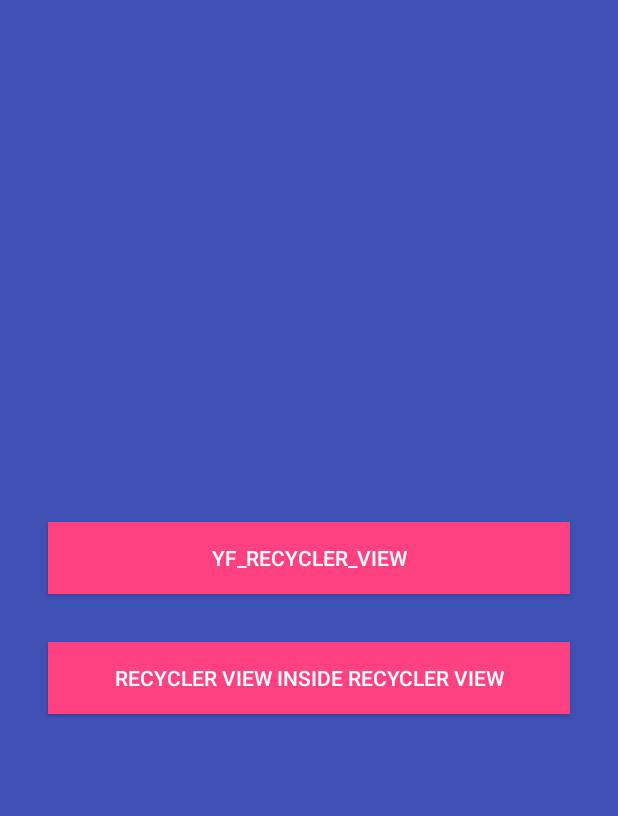
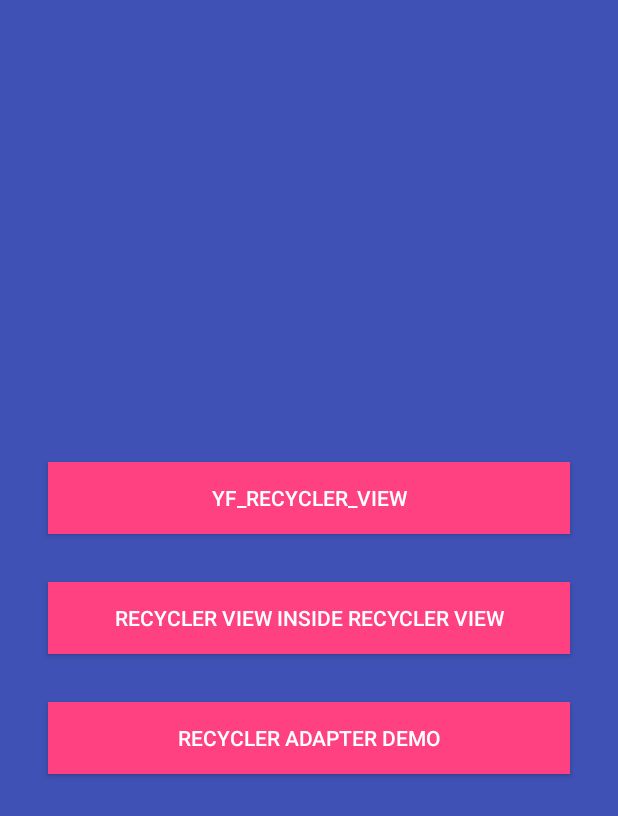
Before and after one commit to yefengjie/HiRecyclerView, an Android app: the screen it shows after launch (MenuActivity), on a phone screen of 412 x 824 dp. Shown: the top 816 px of the screen. Run offline under Robolectric (Android 15) with nearby library versions, the phone set to English and light mode, and no system bars.

Commit message:
add recycler view adapter demo

```diff
--- a/app/build.gradle
+++ b/app/build.gradle
@@ -27,5 +27,5 @@ dependencies {
     compile 'com.android.support:palette-v7:22.2.0'
     compile 'com.android.support:design:22.2.0'
     compile 'com.android.support:support-v4:22.2.0'
-    compile 'com.freedom.yefeng:yfrecyclerview:0.1.1'
+    compile 'com.freedom.yefeng:yfrecyclerview:0.1.2'
 }
--- a/app/src/main/AndroidManifest.xml
+++ b/app/src/main/AndroidManifest.xml
@@ -1,6 +1,7 @@
 <?xml version="1.0" encoding="utf-8"?>
-<manifest package="com.freedom.yefeng.yfrecyclerview.example"
-          xmlns:android="http://schemas.android.com/apk/res/android">
+<manifest
+    package="com.freedom.yefeng.yfrecyclerview.example"
+    xmlns:android="http://schemas.android.com/apk/res/android">
 
     <application
         android:name="com.freedom.yefeng.yfrecyclerview.example.base.AppApplication"
@@ -10,6 +11,7 @@
         android:theme="@style/AppTheme">
         <activity android:name="com.freedom.yefeng.yfrecyclerview.example.SampleRecyclerInsideRecyclerActivity"/>
         <activity android:name="com.freedom.yefeng.yfrecyclerview.example.SampleActivity"/>
+        <activity android:name="com.freedom.yefeng.yfrecyclerview.example.SampleAdapterDemoActivity"/>
         <activity
             android:name="com.freedom.yefeng.yfrecyclerview.example.MenuActivity"
             android:icon="@mipmap/ic_launcher"
--- a/app/src/main/java/com/freedom/yefeng/yfrecyclerview/example/MenuActivity.java
+++ b/app/src/main/java/com/freedom/yefeng/yfrecyclerview/example/MenuActivity.java
@@ -23,6 +23,12 @@ public class MenuActivity extends AppCompatActivity {
                 startActivity(new Intent(MenuActivity.this, SampleRecyclerInsideRecyclerActivity.class));
             }
         });
+        findViewById(R.id.btn_3).setOnClickListener(new View.OnClickListener() {
+            @Override
+            public void onClick(View v) {
+                startActivity(new Intent(MenuActivity.this, SampleAdapterDemoActivity.class));
+            }
+        });
     }
 
 
--- a/app/src/main/res/layout/activity_main.xml
+++ b/app/src/main/res/layout/activity_main.xml
@@ -28,4 +28,14 @@
         android:text="recycler view inside recycler view"
         android:textColor="#FFFFFF"/>
 
+    <Button
+        android:id="@+id/btn_3"
+        android:layout_width="match_parent"
+        android:layout_height="wrap_content"
+        android:layout_margin="16dp"
+        android:background="@color/accent"
+        android:gravity="center"
+        android:text="recycler adapter demo"
+        android:textColor="#FFFFFF"/>
+
 </LinearLayout>
```
Also changed, not shown: app/src/main/java/com/freedom/yefeng/yfrecyclerview/example/DemoAdapter.java (added, +60 -0 lines), app/src/main/java/com/freedom/yefeng/yfrecyclerview/example/SampleAdapterDemoActivity.java (added, +47 -0 lines), app/src/main/res/layout/activity_sample_adapter_demo.xml (added, +19 -0 lines), 2 other files.
